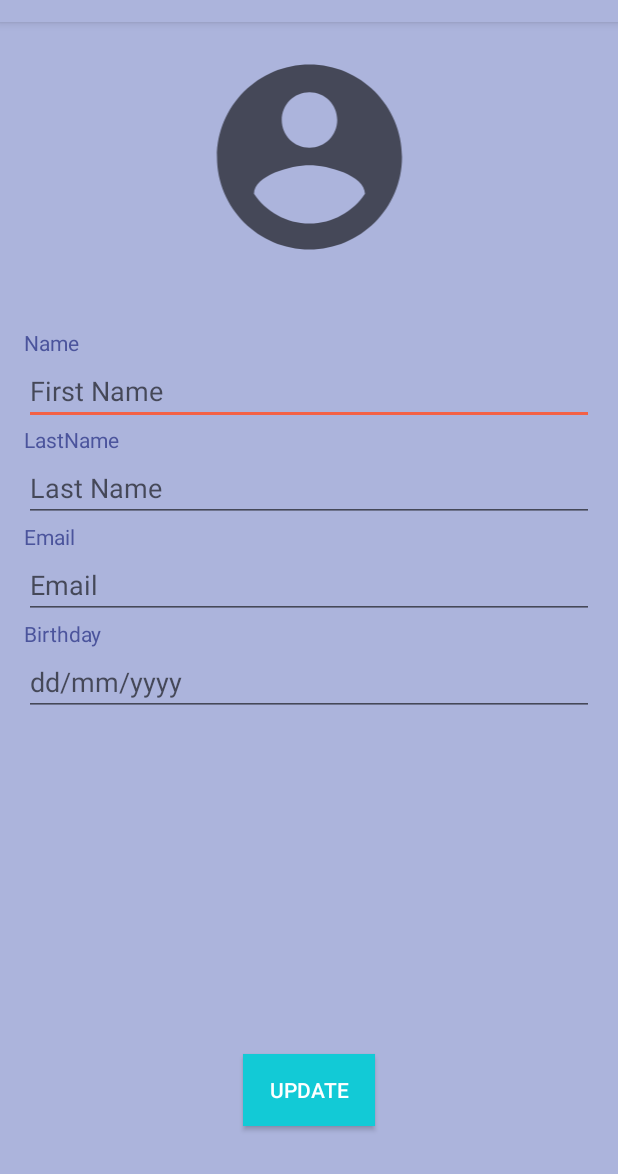
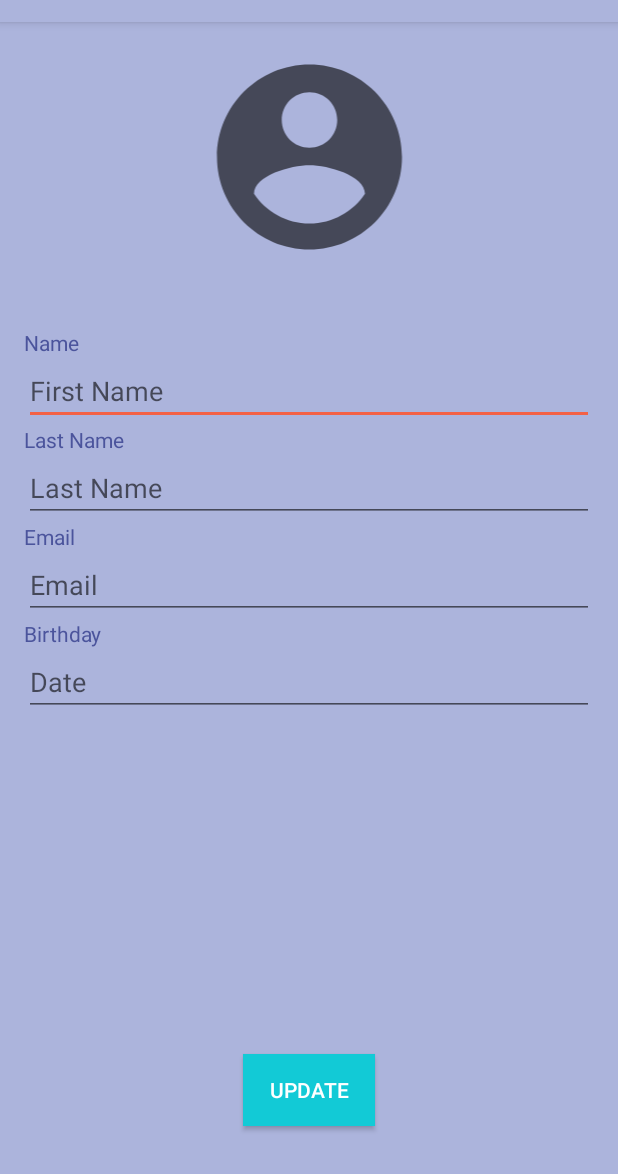
Before and after one commit to ryukens/YourTicketApp, an Android app: the fragment PerfilFragment shown on its own in the app's theme, after a tap on "UPDATE", on a phone screen of 412 x 824 dp, the part 62-1236 px from its top. Run offline under Robolectric (Android 15) with nearby library versions, the phone set to English and light mode, and no system bars; our stand-ins replace AdMob, Firebase (no records; nobody signed in at launch, a user with empty details on screens opened directly), navigation-ui; Roboto replaces fonts that are not available here.

Commit message:
dd/mm/yyyy formato

```diff
--- a/app/src/main/java/com/moralesjuan/yourticketapp/PerfilFragment.kt
+++ b/app/src/main/java/com/moralesjuan/yourticketapp/PerfilFragment.kt
@@ -1,6 +1,6 @@
 package com.moralesjuan.yourticketapp
 
-import android.app.DatePickerDialog
+import android.app.DatePickerDialog.OnDateSetListener
 import android.os.Bundle
 import android.util.Log
 import android.util.Patterns
@@ -14,13 +14,13 @@ import com.google.firebase.firestore.FirebaseFirestore
 import kotlinx.android.synthetic.main.activity_registro.*
 import kotlinx.android.synthetic.main.fragment_perfil.*
 import kotlinx.android.synthetic.main.fragment_perfil.view.*
+import kotlinx.android.synthetic.main.fragment_perfil.view.editTextProfileDate
 import java.util.regex.Pattern
 
 
 class PerfilFragment : Fragment() {
 
     override fun onCreateView(
-
         inflater: LayoutInflater,
         container: ViewGroup?,
         savedInstanceState: Bundle?
@@ -30,15 +30,11 @@ class PerfilFragment : Fragment() {
 
         root = cargarDatosPerfil(root)
 
-        editTextDate.setOnClickListener {
-            showDatePickerDialog()
-        }
-
         root.buttonUpdate.setOnClickListener {
 
-            if(root.editTextTextPersonName7.text.toString() != PrincipalActivity.Companion.globalVarEmail){
-                if(!ValidarEmail(root.editTextTextPersonName7.text.toString())){
-                    root.editTextTextPersonName7.error = "Invalid email"
+            if(root.editTextProfileEmail.text.toString() != PrincipalActivity.Companion.globalVarEmail){
+                if(!ValidarEmail(root.editTextProfileEmail.text.toString())){
+                    root.editTextProfileEmail.error = "Invalid email"
                     return@setOnClickListener
                 }
             }
@@ -46,13 +42,13 @@ class PerfilFragment : Fragment() {
             val db = FirebaseFirestore.getInstance()
             var documento = db.collection("usuario").document(PrincipalActivity.Companion.globalVarId)
             documento
-                .update("nombre_usuario", root.editTextTextPersonName.text.toString(),
-                    "apellido_usuario", root.editTextTextPersonName5.text.toString(),
-                    "correo_usuario", root.editTextTextPersonName7.text.toString(),
-                    "fecha_nacimiento", root.editTextDate.text.toString())
+                .update("nombre_usuario", root.editTextProfileName.text.toString(),
+                    "apellido_usuario", root.editTextProfileLastname.text.toString(),
+                    "correo_usuario", root.editTextProfileEmail.text.toString(),
+                    "fecha_nacimiento", root.editTextProfileDate.text.toString())
                 .addOnSuccessListener {
                     Toast.makeText(this.context, "Data successfully updated", Toast.LENGTH_SHORT).show()
-                    PrincipalActivity.Companion.globalVarEmail = root.editTextTextPersonName7.text.toString()
+                    PrincipalActivity.Companion.globalVarEmail = root.editTextProfileEmail.text.toString()
                     Log.d("Info", "DocumentSnapshot successfully updated!")
                 }
                 .addOnFailureListener { e ->
@@ -80,10 +76,10 @@ class PerfilFragment : Fragment() {
                     if(documents != null){
                         if( documents.documents.size > 0) {
                             for (documento in documents) {
-                                root.editTextTextPersonName.setText(documento.data.getValue("nombre_usuario").toString())
-                                root.editTextTextPersonName5.setText(documento.data.getValue("apellido_usuario").toString())
-                                root.editTextTextPersonName7.setText(documento.data.getValue("correo_usuario").toString())
-                                root.editTextDate.setText(documento.data.getValue("fecha_nacimiento").toString())
+                                root.editTextProfileName.setText(documento.data.getValue("nombre_usuario").toString())
+                                root.editTextProfileLastname.setText(documento.data.getValue("apellido_usuario").toString())
+                                root.editTextProfileEmail.setText(documento.data.getValue("correo_usuario").toString())
+                                root.editTextProfileDate.setText(documento.data.getValue("fecha_nacimiento").toString())
                             }
                         }
                     }
@@ -93,22 +89,10 @@ class PerfilFragment : Fragment() {
         return root
     }
 
-
     private fun ValidarEmail(email: String): Boolean {
         val pattern: Pattern = Patterns.EMAIL_ADDRESS
         return pattern.matcher(email).matches()
     }
 
 
-    private fun showDatePickerDialog() {
-        val newFragment = DatePickerFragment.newInstance(DatePickerDialog.OnDateSetListener { _, year, month, day ->
-            // +1 because January is zero
-            val selectedDate = day.toString() + " / " + (month + 1) + " / " + year
-            editTextDate.setText(selectedDate)
-        })
-
-        newFragment.show(requireActivity().supportFragmentManager, "datePicker")
-    }
-
-
 }
--- a/app/src/main/res/layout/fragment_perfil.xml
+++ b/app/src/main/res/layout/fragment_perfil.xml
@@ -21,10 +21,11 @@
         app:layout_constraintTop_toTopOf="parent" />
 
     <ImageView
-        android:id="@+id/imageView_Cat_Cine"
+        android:id="@+id/imageView_Profile"
         android:layout_width="175dp"
         android:layout_height="148dp"
         android:layout_marginTop="8dp"
+        android:contentDescription="@string/imageView_Profile_content_description"
         android:src="@drawable/ic_profile"
         app:layout_constraintEnd_toEndOf="@+id/adViewPerfil"
         app:layout_constraintStart_toStartOf="@+id/adViewPerfil"
@@ -37,19 +38,19 @@
         android:layout_marginStart="16dp"
         android:layout_marginTop="40dp"
         android:layout_marginEnd="16dp"
-        android:text="Name"
+        android:text="@string/textView_name"
         android:textColor="@color/colorPrimaryDark"
         app:layout_constraintEnd_toEndOf="parent"
         app:layout_constraintStart_toStartOf="parent"
-        app:layout_constraintTop_toBottomOf="@+id/imageView_Cat_Cine" />
+        app:layout_constraintTop_toBottomOf="@+id/imageView_Profile" />
 
     <EditText
-        android:id="@+id/editTextTextPersonName"
+        android:id="@+id/editTextProfileName"
         android:layout_width="0dp"
         android:layout_height="wrap_content"
         android:digits="ABCDEFGHIJKLMNOPQRSTUVWXYZabcdefghijklmnñopqrstuvwxyz"
         android:ems="10"
-        android:hint="First Name"
+        android:hint="@string/editTextProfileName_hint"
         android:inputType="textPersonName"
         app:layout_constraintEnd_toEndOf="@+id/textView_name"
         app:layout_constraintStart_toStartOf="@+id/textView_name"
@@ -59,19 +60,19 @@
         android:id="@+id/textView_lastname"
         android:layout_width="0dp"
         android:layout_height="wrap_content"
-        android:text="LastName"
+        android:text="@string/textView_lastname_text"
         android:textColor="@color/colorPrimaryDark"
-        app:layout_constraintEnd_toEndOf="@+id/editTextTextPersonName"
-        app:layout_constraintStart_toStartOf="@+id/editTextTextPersonName"
-        app:layout_constraintTop_toBottomOf="@+id/editTextTextPersonName" />
+        app:layout_constraintEnd_toEndOf="@+id/editTextProfileName"
+        app:layout_constraintStart_toStartOf="@+id/editTextProfileName"
+        app:layout_constraintTop_toBottomOf="@+id/editTextProfileName" />
 
     <EditText
-        android:id="@+id/editTextTextPersonName5"
+        android:id="@+id/editTextProfileLastname"
         android:layout_width="0dp"
         android:layout_height="wrap_content"
         android:digits="ABCDEFGHIJKLMNOPQRSTUVWXYZabcdefghijklmnñopqrstuvwxyz"
         android:ems="10"
-        android:hint="Last Name"
+        android:hint="@string/editTextProfileLastname_hint"
         android:inputType="textPersonName"
         app:layout_constraintEnd_toEndOf="@+id/textView_lastname"
         app:layout_constraintHorizontal_bias="1.0"
@@ -82,18 +83,18 @@
         android:id="@+id/textView_email"
         android:layout_width="0dp"
         android:layout_height="wrap_content"
-        android:text="Email"
+        android:text="@string/textView_email_text"
         android:textColor="@color/colorPrimaryDark"
-        app:layout_constraintEnd_toEndOf="@+id/editTextTextPersonName5"
-        app:layout_constraintStart_toStartOf="@+id/editTextTextPersonName5"
-        app:layout_constraintTop_toBottomOf="@+id/editTextTextPersonName5" />
+        app:layout_constraintEnd_toEndOf="@+id/editTextProfileLastname"
+        app:layout_constraintStart_toStartOf="@+id/editTextProfileLastname"
+        app:layout_constraintTop_toBottomOf="@+id/editTextProfileLastname" />
 
     <EditText
-        android:id="@+id/editTextTextPersonName7"
+        android:id="@+id/editTextProfileEmail"
         android:layout_width="0dp"
         android:layout_height="wrap_content"
         android:ems="10"
-        android:hint="Email"
+        android:hint="@string/editTextProfileEmail_hint"
         android:inputType="textEmailAddress"
         app:layout_constraintEnd_toEndOf="@+id/textView_email"
         app:layout_constraintStart_toStartOf="@+id/textView_email"
@@ -103,26 +104,25 @@
         android:id="@+id/textView_birthday"
         android:layout_width="0dp"
         android:layout_height="wrap_content"
-        android:text="Birthday"
+        android:text="@string/textView_birthday_text"
         android:textColor="@color/colorPrimaryDark"
-        app:layout_constraintEnd_toEndOf="@+id/editTextTextPersonName7"
-        app:layout_constraintStart_toStartOf="@+id/editTextTextPersonName7"
-        app:layout_constraintTop_toBottomOf="@+id/editTextTextPersonName7" />
+        app:layout_constraintEnd_toEndOf="@+id/editTextProfileEmail"
+        app:layout_constraintStart_toStartOf="@+id/editTextProfileEmail"
+        app:layout_constraintTop_toBottomOf="@+id/editTextProfileEmail" />
 
     <EditText
-        android:id="@+id/editTextDate"
+        android:id="@+id/editTextProfileDate"
         android:layout_width="0dp"
         android:layout_height="wrap_content"
         android:ems="10"
-        android:hint="dd/mm/yyyy"
-        android:inputType="date"
+        android:hint="@string/editTextProfileDate_hint"
+        android:inputType="text|date"
         app:layout_constraintEnd_toEndOf="@+id/textView_birthday"
         app:layout_constraintStart_toStartOf="@+id/textView_birthday"
         app:layout_constraintTop_toBottomOf="@+id/textView_birthday"
-        android:focusable="false"
+
         android:clickable="true"
-        android:maxLines="1"
-        />
+        android:maxLines="1"/>
 
     <Button
         android:id="@+id/buttonUpdate"
--- a/app/src/main/res/values/strings.xml
+++ b/app/src/main/res/values/strings.xml
@@ -55,5 +55,34 @@
     <string name="textViewCoupon_text">Coupon</string>
     <string name="checkBoxRemember_text">Remember Me</string>
     <string name="title_activity_maps">Map</string>
+    <string name="textViewRegisterName_text">Name:</string>
+    <string name="textViewRegisterLastname_text">Lastname:</string>
+    <string name="textViewRegisterEmail_text">Email:</string>
+    <string name="textViewRegisterConfirmPassword_text">Confirm Password:</string>
+    <string name="editTextName_hint">Name</string>
+    <string name="editTextTextLastname_hint">Lastname</string>
+    <string name="editTextTextEmail_hint">Email</string>
+    <string name="editTextTextPassword_hint">Password</string>
+    <string name="editTextTextPasswordConfirm_hint">Password</string>
+    <string name="textViewRegisterBirth_text">Date of birth:</string>
+    <string name="editTextDateBirth_hint">dd/mm/yyyy</string>
+    <string name="imageView_Cat_Ropa_content_description">Image_Category_Clothes</string>
+    <string name="imageView_Est_Taty_content_description">imageView_Est_Taty</string>
+    <string name="imageView_Est_Etafa_content_description">imageView_Est_Etafa</string>
+    <string name="imageView_Est_Naf_content_description">imageView_Est_Naf</string>
+    <string name="imageView_Est_Forever_content_description">imageView_Est_Forever</string>
+    <string name="imageView_Est_Super_content_description">imageView_Est_Super</string>
+    <string name="imageView_Logo_content_description">imageView_Logo</string>
+    <string name="imageView_Profile_content_description">imageView_Profile</string>
+    <string name="textView_name">Name</string>
+    <string name="editTextProfileName_hint">First Name</string>
+    <string name="textView_lastname_text">Last Name</string>
+    <string name="editTextProfileLastname_hint">Last Name</string>
+    <string name="textView_email_text">Email</string>
+    <string name="editTextProfileEmail_hint">Email</string>
+    <string name="textView_birthday_text">Birthday</string>
+    <string name="editTextProfileDate_hint">Date</string>
+    <string name="imageView_imagen_content_description">imageView_imagen_item</string>
+    <string name="imageView_imagen_cupon_content_description">imageView_imagen_cupon</string>
     <!-- TODO: Remove or change this placeholder text -->
 </resources>
```
